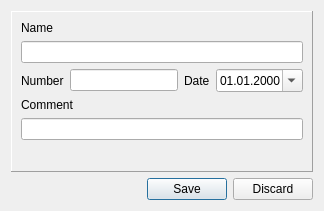
The window that dialogs/protocoldetailsdialog.ui (caxapyk/pa-decision) describes before a commit, drawn with Qt 5.
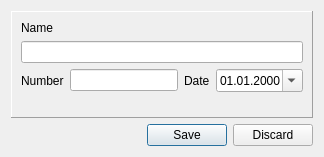
The same window after the commit. Icons and pictures are not drawn.

```diff
--- a/dialogs/protocoldetailsdialog.ui
+++ b/dialogs/protocoldetailsdialog.ui
@@ -7,7 +7,7 @@
     <x>0</x>
     <y>0</y>
     <width>324</width>
-    <height>211</height>
+    <height>157</height>
    </rect>
   </property>
   <property name="windowTitle">
@@ -68,20 +68,6 @@
         </item>
        </layout>
       </item>
-      <item>
-       <widget class="QLabel" name="label_5">
-        <property name="text">
-         <string>Comment</string>
-        </property>
-       </widget>
-      </item>
-      <item>
-       <widget class="QLineEdit" name="lE_comment">
-        <property name="maxLength">
-         <number>255</number>
-        </property>
-       </widget>
-      </item>
       <item>
        <spacer name="verticalSpacer">
         <property name="orientation">
```
Left out of the diff: 37 changed lines with no effect on the pictures.
